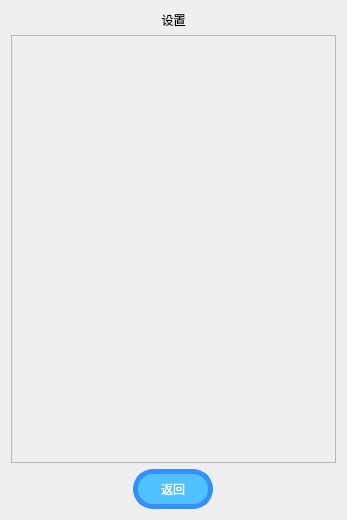
Before: the Qt Designer form ui_class/settings_window.ui in reflux18d/MaiGO, drawn with Qt 5.
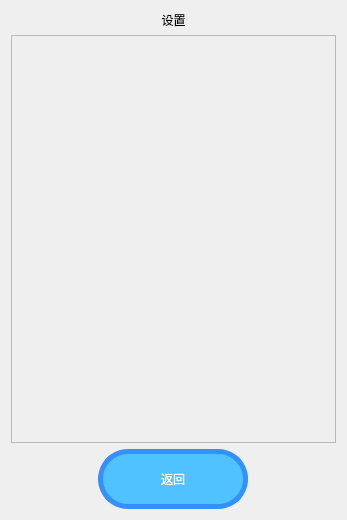
After: the same form once the commit is applied.

Patch:
```diff
--- a/ui_class/settings_window.ui
+++ b/ui_class/settings_window.ui
@@ -53,7 +53,7 @@
           <x>0</x>
           <y>0</y>
           <width>325</width>
-          <height>423</height>
+          <height>403</height>
          </rect>
         </property>
        </widget>
@@ -73,19 +73,19 @@
        </property>
        <property name="minimumSize">
         <size>
-         <width>80</width>
-         <height>40</height>
+         <width>150</width>
+         <height>60</height>
         </size>
        </property>
        <property name="maximumSize">
         <size>
-         <width>80</width>
-         <height>40</height>
+         <width>150</width>
+         <height>60</height>
         </size>
        </property>
        <property name="styleSheet">
         <string notr="true">font: 14pt &quot;黑体&quot;;
-border-radius: 20px;      /* 圆角半径（像素） */
+border-radius: 30px;      /* 圆角半径（像素） */
     background-color:rgb(80, 194, 255);
     color: white;             /* 文字颜色 */
     border: 5px solid rgb(53, 144, 255); /* 边框样式 */</string>
```
